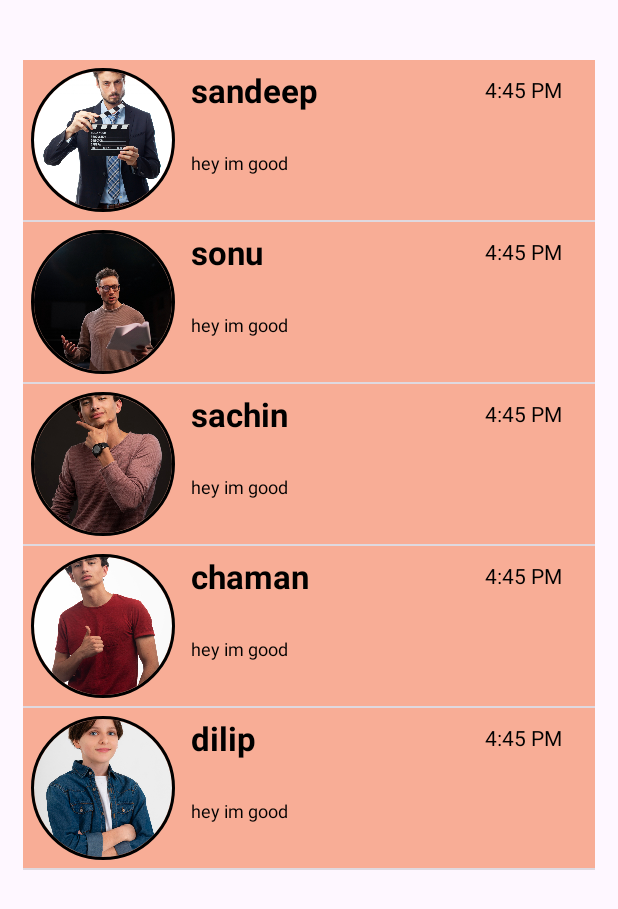
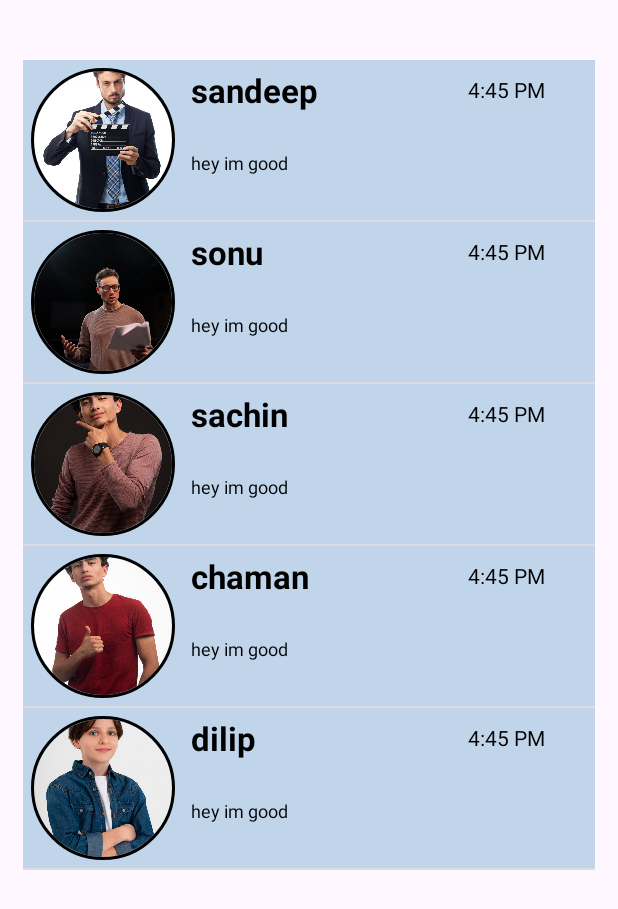
Before and after one commit to sandeepmehra28/Android-with-Kotlin, an Android app built with Jetpack Compose: the CustomListViewActivity screen opened directly, with no data from a screen before it, on a phone screen of 412 x 824 dp. Shown: the top 909 px of the screen. Run offline under Robolectric (Android 15) with nearby library versions, the phone set to English and light mode, and no system bars; our stand-ins replace CircleImageView.

Commit message:
Adding new files for android with kotlin

```diff
--- a/app/src/main/AndroidManifest.xml
+++ b/app/src/main/AndroidManifest.xml
@@ -13,6 +13,9 @@
         android:roundIcon="@mipmap/ic_launcher_round"
         android:supportsRtl="true"
         android:theme="@style/Theme.AndroidWithKotlin">
+        <activity
+            android:name=".practice.ListViewPractice"
+            android:exported="false" />
         <activity
             android:name=".recyclerView.MainReViewActivity"
             android:exported="false" />
--- a/app/src/main/java/com/example/android_with_kotlin/MainActivity.kt
+++ b/app/src/main/java/com/example/android_with_kotlin/MainActivity.kt
@@ -15,6 +15,7 @@ import com.example.android_with_kotlin.intents.ImplicitIntentActivity
 import com.example.android_with_kotlin.list_views.CustomListViewActivity
 import com.example.android_with_kotlin.list_views.ListView1Activity
 import com.example.android_with_kotlin.multiple_intents_class.CafeMainActivity
+import com.example.android_with_kotlin.practice.ListViewPractice
 import com.example.android_with_kotlin.recyclerView.MainReViewActivity
 import com.example.android_with_kotlin.uiux.ShowLogoActivity
 import com.example.android_with_kotlin.viewbinding.ViewBindingActivity
@@ -87,6 +88,10 @@ class MainActivity : AppCompatActivity() {
             val intent = Intent(this, MainReViewActivity::class.java)
             startActivity(intent)
         }
+        binding.btnPractice.setOnClickListener {
+            val intent = Intent(this, ListViewPractice::class.java)
+            startActivity(intent)
+        }
 
     }
 }
--- a/app/src/main/java/com/example/android_with_kotlin/list_views/CustomListViewActivity.kt
+++ b/app/src/main/java/com/example/android_with_kotlin/list_views/CustomListViewActivity.kt
@@ -14,6 +14,7 @@ class CustomListViewActivity : AppCompatActivity() {
         super.onCreate(savedInstanceState)
         enableEdgeToEdge()
         setContentView(R.layout.activity_custom_list_view)
+        supportActionBar?.hide()
         val name  = arrayOf("sandeep","sonu","sachin","chaman","dilip")
         val lastMsg = arrayOf("hey im good","hey im good","hey im good","hey im good","hey im good")
         val lastMsgTime = arrayOf("4:45 PM","4:45 PM","4:45 PM","4:45 PM","4:45 PM")
--- a/app/src/main/java/com/example/android_with_kotlin/list_views/ListView1Activity.kt
+++ b/app/src/main/java/com/example/android_with_kotlin/list_views/ListView1Activity.kt
@@ -15,6 +15,7 @@ class ListView1Activity : AppCompatActivity() {
         super.onCreate(savedInstanceState)
        binding = ActivityListView1Binding.inflate(layoutInflater)
         setContentView(binding.root)
+        supportActionBar?.hide()
         val listView = findViewById<ListView>(R.id.ListViewItems)
         val taskItems = arrayListOf<String>()
         taskItems.add("check mails")
--- a/app/src/main/java/com/example/android_with_kotlin/recyclerView/MainReViewActivity.kt
+++ b/app/src/main/java/com/example/android_with_kotlin/recyclerView/MainReViewActivity.kt
@@ -16,6 +16,7 @@ class MainReViewActivity : AppCompatActivity() {
         super.onCreate(savedInstanceState)
         enableEdgeToEdge()
         setContentView(R.layout.activity_main_re_view)
+        supportActionBar?.hide()
     myRecyclerView = findViewById<RecyclerView>(R.id.recyclerViewID)
         val newsImageArray = arrayOf(
             R.drawable.img1,
--- a/app/src/main/res/layout/activity_user.xml
+++ b/app/src/main/res/layout/activity_user.xml
@@ -5,6 +5,7 @@
     xmlns:tools="http://schemas.android.com/tools"
     android:orientation="vertical"
     android:id="@+id/main"
+    android:background="#8EBEF1"
     android:layout_width="match_parent"
     android:layout_height="match_parent"
     tools:context=".list_views.UserActivity">
@@ -21,6 +22,7 @@
         android:layout_width="match_parent"
         android:layout_height="wrap_content"
         android:text="Name"
+        android:textColor="@color/black"
         android:textSize="25sp"
         android:layout_gravity="center"
         android:gravity="center"
@@ -31,6 +33,7 @@
         android:layout_width="match_parent"
         android:layout_height="wrap_content"
         android:text="Phone Number"
+        android:textColor="@color/black"
         android:textSize="25sp"
         android:layout_gravity="center"
         android:gravity="center"
--- a/app/src/main/res/layout/listview_eachrow.xml
+++ b/app/src/main/res/layout/listview_eachrow.xml
@@ -2,9 +2,11 @@
 <LinearLayout xmlns:android="http://schemas.android.com/apk/res/android"
     android:orientation="horizontal"
     android:layout_width="match_parent"
-    android:layout_marginTop="20dp"
-    android:background="#F8AD96"
-    android:layout_margin="15dp"
+    android:layout_marginTop="30dp"
+    android:layout_marginStart="20dp"
+    android:layout_marginEnd="20dp"
+    android:layout_marginBottom="10dp"
+    android:background="#C0D4EA"
     android:layout_height="wrap_content">
     <de.hdodenhof.circleimageview.CircleImageView
         xmlns:app="http://schemas.android.com/apk/res-auto"
@@ -16,7 +18,7 @@
         app:civ_border_color="#FF000000"/>
     <LinearLayout
         android:orientation="vertical"
-        android:layout_width="200dp"
+        android:layout_width="190dp"
         android:layout_height="match_parent">
         <TextView
             android:id="@+id/tvName"
@@ -42,7 +44,6 @@
     <TextView
         android:id="@+id/tvLastMsgTime"
         android:text="4:45 PM"
-        android:paddingStart="1dp"
         android:textColor="@color/black"
         android:layout_marginTop="10dp"
         android:layout_width="match_parent"
```
Also changed, not shown: app/src/main/java/com/example/android_with_kotlin/practice/ListViewPractice.kt (added, +38 -0 lines), app/src/main/res/layout/activity_list_view_practice.xml (added, +26 -0 lines), app/src/main/res/layout/activity_main.xml (+10 -0 lines), app/src/main/res/drawable/bg.jpg (added).
